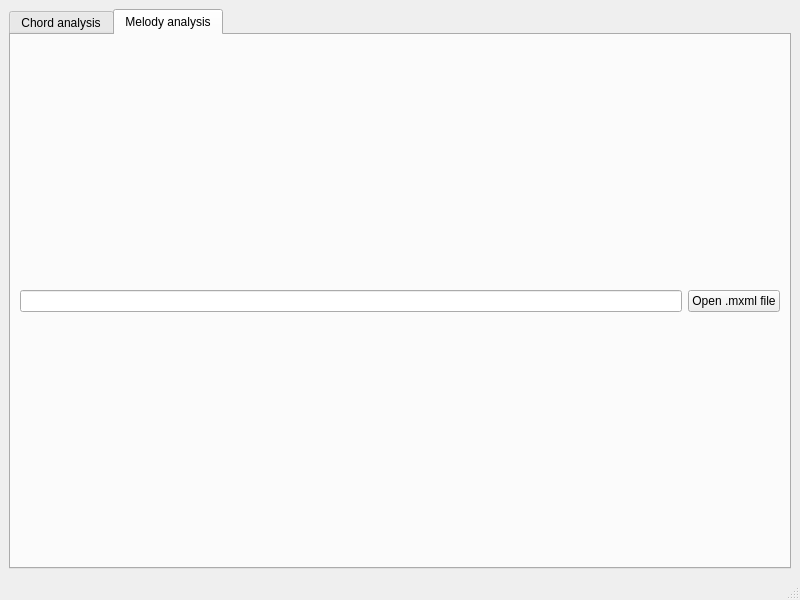
The window that SongCreator.ui (flothesof/SongCreator) describes before a commit, drawn with Qt 5.
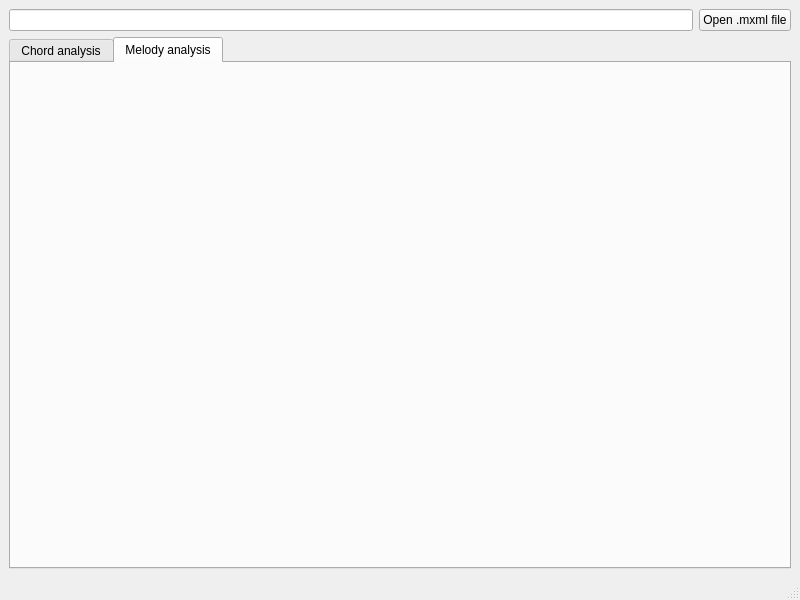
The same window after the commit. The open tabs and pages were chosen to show the change.

Commit message: Coded melody analysis

The edit to the form file:
```diff
--- a/SongCreator.ui
+++ b/SongCreator.ui
@@ -15,6 +15,20 @@
   </property>
   <widget class="QWidget" name="centralwidget">
    <layout class="QVBoxLayout" name="verticalLayout">
+    <item>
+     <layout class="QHBoxLayout" name="horizontalLayout_3">
+      <item>
+       <widget class="QLineEdit" name="lineEdit"/>
+      </item>
+      <item>
+       <widget class="QPushButton" name="pushButton">
+        <property name="text">
+         <string>Open .mxml file</string>
+        </property>
+       </widget>
+      </item>
+     </layout>
+    </item>
     <item>
      <widget class="QTabWidget" name="tabWidget">
       <property name="currentIndex">
@@ -24,43 +38,11 @@
        <attribute name="title">
         <string>Chord analysis</string>
        </attribute>
-       <layout class="QVBoxLayout" name="verticalLayout_2">
-        <item>
-         <layout class="QHBoxLayout" name="horizontalLayout">
-          <item>
-           <widget class="QLineEdit" name="lineEdit"/>
-          </item>
-          <item>
-           <widget class="QPushButton" name="pushButton">
-            <property name="text">
-             <string>Open .mxml file</string>
-            </property>
-           </widget>
-          </item>
-         </layout>
-        </item>
-       </layout>
       </widget>
       <widget class="QWidget" name="tab_2">
        <attribute name="title">
         <string>Melody analysis</string>
        </attribute>
-       <layout class="QVBoxLayout" name="verticalLayout_3">
-        <item>
-         <layout class="QHBoxLayout" name="horizontalLayout_2">
-          <item>
-           <widget class="QLineEdit" name="lineEdit_2"/>
-          </item>
-          <item>
-           <widget class="QPushButton" name="pushButton_2">
-            <property name="text">
-             <string>Open .mxml file</string>
-            </property>
-           </widget>
-          </item>
-         </layout>
-        </item>
-       </layout>
       </widget>
      </widget>
     </item>
```
Left out of the diff: 2 changed lines with no effect on the pictures. The commit also changes 2 other files.
